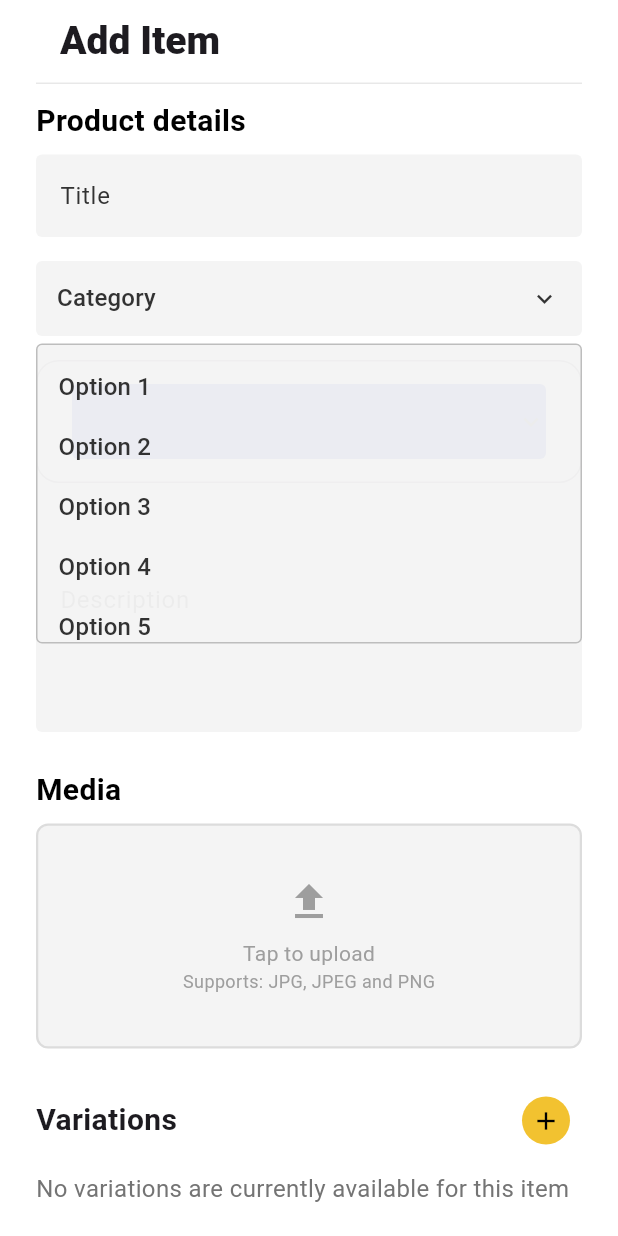
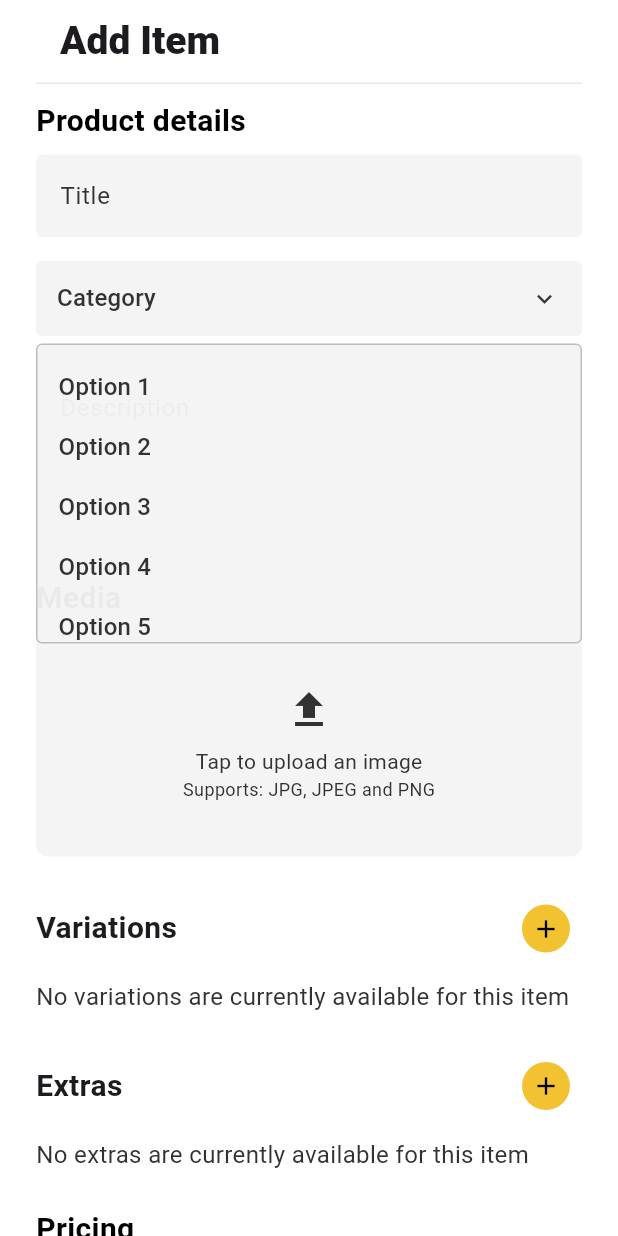
Before and after one commit to ahmedlabib02/Los-pollos, a Flutter app: the screen it shows once a user with an empty profile is signed in, after a tap on "Category", on a phone screen of 412 x 824 dp. Run offline on Flutter 3.47's test engine with Material 3 defaults, Android fonts, the phone set to English and light mode, and no system bars; drawn by our look-alikes of dropdown_button2; our stand-ins replace cloud_firestore, firebase_auth, firebase_core, firebase_messaging, firebase_storage, flutter_dotenv and 3 more; missing offline and left inert: flutter_stripe; accounts and stored records are empty; Roboto replaces fonts that are missing (Mada).

Commit message:
idk what i am doing

```diff
--- a/lib/main.dart
+++ b/lib/main.dart
@@ -59,10 +59,18 @@ class MyApp extends StatelessWidget {
               title: 'Los Pollos Hermanos',
               theme: ThemeData(
                 primarySwatch: Colors.brown,
+
                 // scaffoldBackgroundColor: Color.fromARGB(
                 // 255, 246, 246, 246), // Set global background color
                 scaffoldBackgroundColor: Color.fromARGB(255, 255, 255, 255),
                 textTheme: GoogleFonts.madaTextTheme(), // default font for app
+                // textSelectionTheme: TextSelectionThemeData(
+                // cursorColor: const Color.fromARGB(
+                // 255, 0, 0, 0), // Change this to the color you want
+                // ),
+                inputDecorationTheme: InputDecorationTheme(
+                  focusColor: Colors.green,
+                ),
               ),
               home: const Wrapper(),
             ),
--- a/lib/screens/Client/add_menu_item_screen.dart
+++ b/lib/screens/Client/add_menu_item_screen.dart
@@ -1,5 +1,8 @@
+import 'dart:io';
+
 import 'package:dropdown_button2/dropdown_button2.dart';
 import 'package:flutter/material.dart';
+import 'package:image_picker/image_picker.dart';
 import 'package:los_pollos_hermanos/screens/Client/category_dropdown.dart';
 import 'package:los_pollos_hermanos/screens/Client/variations_screen.dart';
 
@@ -26,9 +29,26 @@ class _AddMenuItemScreenState extends State<AddMenuItemScreen> {
   final List<TextEditingController> _extrasPriceControllers = [];
 
   String? _category;
+  File? _selectedImage;
+
+  Future _pickImageFromGallery() async {
+    final returnedImage =
+        await ImagePicker().pickImage(source: ImageSource.gallery);
+
+    if (returnedImage == null) return;
+
+    setState(() {
+      _selectedImage = File(returnedImage.path);
+    });
+  }
 
   @override
   Widget build(BuildContext context) {
+    Shadow shadow = Shadow(
+      color: Colors.black.withOpacity(1),
+      blurRadius: 12,
+      offset: Offset(0, 0),
+    );
     return Scaffold(
       // backgroundColor: Colors.white, // Set the background color explicitly
       appBar: PreferredSize(
@@ -142,7 +162,7 @@ class _AddMenuItemScreenState extends State<AddMenuItemScreen> {
                       iconSize: 20,
                       iconEnabledColor: Color.fromRGBO(50, 50, 50, 1),
                       iconDisabledColor: Color.fromRGBO(50, 50, 50, 1),
-                  ),
+                      openMenuIcon: Icon(Icons.expand_less)),
                   dropdownStyleData: DropdownStyleData(
                     elevation: 0,
                     maxHeight: 200,
@@ -167,94 +187,6 @@ class _AddMenuItemScreenState extends State<AddMenuItemScreen> {
 
               const SizedBox(height: 16),
 
-              DropdownButtonFormField2<String>(
-                isExpanded: true,
-                decoration: InputDecoration(
-                  // Add Horizontal padding using menuItemStyleData.padding so it matches
-                  // the menu padding when button's width is not specified.
-                  labelText: 'Category',
-                  labelStyle: TextStyle(
-                      color: Color.fromRGBO(50, 50, 50, 1),
-                      fontSize: 16), // Adjust font size as needed,
-                  // alignLabelWithHint: true,
-
-                  // floatingLabelBehavior: FloatingLabelBehavior.auto,
-                  contentPadding:
-                      const EdgeInsets.symmetric(vertical: 16, horizontal: 20),
-                  border: OutlineInputBorder(
-                    borderRadius: BorderRadius.circular(15),
-                  ),
-                  // Add more decoration..
-                ),
-                items: ['1', '2']
-                    .map((item) => DropdownMenuItem<String>(
-                          value: item,
-                          child: Text(
-                            item,
-                            style: const TextStyle(
-                              fontSize: 14,
-                            ),
-                          ),
-                        ))
-                    .toList(),
-                validator: (value) {
-                  if (value == null) {
-                    return 'Please select gender.';
-                  }
-                  return null;
-                },
-                onChanged: (value) {
-                  //Do something when selected item is changed.
-                },
-                onSaved: (value) {
-                  _category = value.toString();
-                },
-                buttonStyleData: ButtonStyleData(
-                  height: 50,
-                  // width: 160
-                  padding: const EdgeInsets.only(left: 0, right: 0),
-                  decoration: BoxDecoration(
-                    borderRadius: BorderRadius.circular(4),
-
-                    // border: Border.all(
-                    // color: Colors.grey[400]!,
-                    // ),
-                    color: Color.fromRGBO(33, 64, 188, 1),
-                  ),
-                  elevation: 0,
-                ),
-                iconStyleData: const IconStyleData(
-                  icon: Icon(
-                    Icons.expand_more,
-                  ),
-                  iconSize: 20,
-                  iconEnabledColor: Color.fromRGBO(50, 50, 50, 1),
-                  iconDisabledColor: Color.fromRGBO(50, 50, 50, 1),
-                ),
-                dropdownStyleData: DropdownStyleData(
-                  elevation: 0,
-                  maxHeight: 200,
-                  // width: 200,
-                  decoration: BoxDecoration(
-                      borderRadius: BorderRadius.circular(4),
-                      color: const Color.fromARGB(244, 164, 32, 32),
-                      border: Border.all(
-                          color: const Color.fromARGB(255, 216, 33, 33))),
-                  offset: const Offset(0, -5),
-                  scrollbarTheme: ScrollbarThemeData(
-                    radius: const Radius.circular(40),
-                    thickness: MaterialStateProperty.all<double>(5),
-                    thumbVisibility: MaterialStateProperty.all<bool>(true),
-                  ),
-                ),
-                menuItemStyleData: const MenuItemStyleData(
-                  height: 40,
-                ),
-              ),
-              const SizedBox(height: 30),
-
-              const SizedBox(height: 16),
-
               GreyTextField(
                   label: 'Description',
                   controller: _descriptionController,
@@ -268,30 +200,76 @@ class _AddMenuItemScreenState extends State<AddMenuItemScreen> {
                       fontWeight: FontWeight.bold,
                       color: Colors.black)),
               const SizedBox(height: 8),
-              Container(
+              Ink(
+                decoration: BoxDecoration(
+                  color: _selectedImage == null
+                      ? Color.fromRGBO(244, 244, 244, 1)
+                      : Colors.transparent,
+                  // border: Border.all(
+                  //   color: Color.fromRGBO(220, 220, 220, 1),
+                  //   style: BorderStyle.solid,
+                  //   width: _selectedImage == null ? 1.5 : 0,
+                  // ),
+                  borderRadius: BorderRadius.circular(8),
+                  image: _selectedImage != null
+                      ? DecorationImage(
+                          image: FileImage(_selectedImage!),
+                          fit: BoxFit.cover,
+                        )
+                      : null,
+                ),
+                child: InkWell(
+                  onTap: () {
+                    _pickImageFromGallery();
+                  },
+                  borderRadius: BorderRadius.circular(8),
+                  child: Container(
                     height: 150,
-                decoration: BoxDecoration(
-                  color: Color.fromRGBO(244, 244, 244, 1),
-                  border: Border.all(
-                      color: Color.fromRGBO(220, 220, 220, 1),
-                      style: BorderStyle.solid,
-                      width: 1.5),
-                  borderRadius: BorderRadius.circular(8),
-                ),
-                child: const Center(
+                    child: Center(
                       child: Column(
                         mainAxisAlignment: MainAxisAlignment.center,
                         children: [
-                      Icon(Icons.upload, color: Colors.grey, size: 32),
+                          Icon(
+                            Icons.upload,
+                            color: _selectedImage == null
+                                ? Color.fromRGBO(50, 50, 50, 1)
+                                : Colors.white,
+                            size: 32,
+                            shadows: _selectedImage != null ? [shadow] : [],
+                          ),
                           SizedBox(height: 8),
-                      Text('Tap to upload',
-                          style: TextStyle(color: Colors.grey)),
-                      Text('Supports: JPG, JPEG and PNG',
-                          style: TextStyle(color: Colors.grey, fontSize: 12)),
+                          Text(
+                            _selectedImage == null
+                                ? 'Tap to upload an image'
+                                : 'Tap to change the image',
+                            style: TextStyle(
+                                color: _selectedImage == null
+                                    ? Color.fromRGBO(50, 50, 50, 1)
+                                    : Colors.white,
+                                shadows:
+                                    _selectedImage != null ? [shadow] : []),
+                          ),
+                          Text(
+                            'Supports: JPG, JPEG and PNG',
+                            style: TextStyle(
+                              color: _selectedImage == null
+                                  ? Color.fromRGBO(50, 50, 50, 1)
+                                  : Colors.white,
+                              fontSize: 12,
+                              shadows: _selectedImage != null
+                                  ? [
+                                      shadow,
+                                    ]
+                                  : [],
+                            ),
+                          ),
                         ],
                       ),
                     ),
                   ),
+                ),
+              ),
+
               const SizedBox(height: 24),
 
               // const Text('No variations are currently available for this item',
@@ -321,12 +299,16 @@ class _AddMenuItemScreenState extends State<AddMenuItemScreen> {
                 children: [
                   Expanded(
                       child: GreyTextField(
-                          label: 'Base Price', controller: _priceController)),
+                          label: 'Base Price',
+                          controller: _priceController,
+                          keyboardType:
+                              TextInputType.numberWithOptions(decimal: false))),
                   const SizedBox(width: 16),
                   Expanded(
                       child: GreyTextField(
                           label: 'Discount (%)',
-                          controller: _discountController)),
+                          controller: _discountController,
+                          keyboardType: TextInputType.number)),
                 ],
               ),
               const SizedBox(height: 18),
@@ -387,11 +369,13 @@ Widget GreyTextField({
   TextStyle? style,
   double? minHeight = 0,
   double? maxHeight = 55,
+  TextInputType? keyboardType,
   Map<String, dynamic>? extraProps, // Capture extra props
 }) {
   return ConstrainedBox(
       constraints: BoxConstraints(minHeight: minHeight!, maxHeight: maxHeight!),
       child: TextField(
+        keyboardType: keyboardType ?? TextInputType.text,
         maxLines: null,
         expands: true,
         textAlignVertical: TextAlignVertical.top, // Align text to the top
--- a/lib/screens/Client/test_screen.dart
+++ b/lib/screens/Client/test_screen.dart
@@ -0,0 +1,31 @@
+import 'package:flutter/material.dart';
+
+class TestScreen extends StatelessWidget {
+  const TestScreen({super.key});
+
+  @override
+  Widget build(BuildContext context) {
+    return Scaffold(
+        body: Column(
+      children: [
+        SizedBox(
+          height: 100,
+        ),
+        _build()
+      ],
+    ));
+  }
+
+  Widget _build() {
+    return Ink(
+      decoration: BoxDecoration(color: Colors.blue, border: Border.all()),
+      child: InkWell(
+          onTap: () {},
+          child: Container(
+            // padding: EdgeInsets.symmetric(horizontal: 50),
+            child: Text('Hi There \n It is me'),
+
+          )),
+    );
+  }
+}
--- a/lib/screens/Client/variations_screen.dart
+++ b/lib/screens/Client/variations_screen.dart
@@ -134,7 +134,7 @@ class _ItemCustomizationState extends State<ItemCustomization> {
                     ? 'No extras are currently available for this item'
                     : 'No variations are currently available for this item',
                 style: TextStyle(
-                    fontSize: 16, color: Color.fromRGBO(116, 116, 116, 1)),
+                    fontSize: 16, color: Color.fromRGBO(50, 50, 50, 1)),
               )
             : ConstrainedBox(
                 constraints: const BoxConstraints(
@@ -175,10 +175,10 @@ class _ItemCustomizationState extends State<ItemCustomization> {
                                     SizedBox(width: 10),
                                     Expanded(
                                       child: GreyTextField(
-                                        controller:
-                                            widget.priceControllers![index],
-                                        label: 'Price',
-                                      ),
+                                          controller:
+                                              widget.priceControllers![index],
+                                          label: 'Price',
+                                          keyboardType: TextInputType.number),
                                     ),
                                   ],
                                 )
--- a/lib/screens/wrapper.dart
+++ b/lib/screens/wrapper.dart
@@ -24,6 +24,7 @@ class Wrapper extends StatelessWidget {
       return const Authenticate();
     } else {
       if (user.role == 'client') {
+        // return TestScreen();
         return AddMenuItemScreen();
       } else {
         return const ManagerHome();
--- a/pubspec.yaml
+++ b/pubspec.yaml
@@ -48,6 +48,7 @@ dependencies:
   uuid: ^4.5.1
   google_fonts: ^6.2.1
   dropdown_button2: ^2.3.9
+  image_picker: ^0.8.6
 
 
 dev_dependencies:
```
Also changed, not shown: pubspec.lock. Lines whose indentation alone changed are shown as unchanged.
